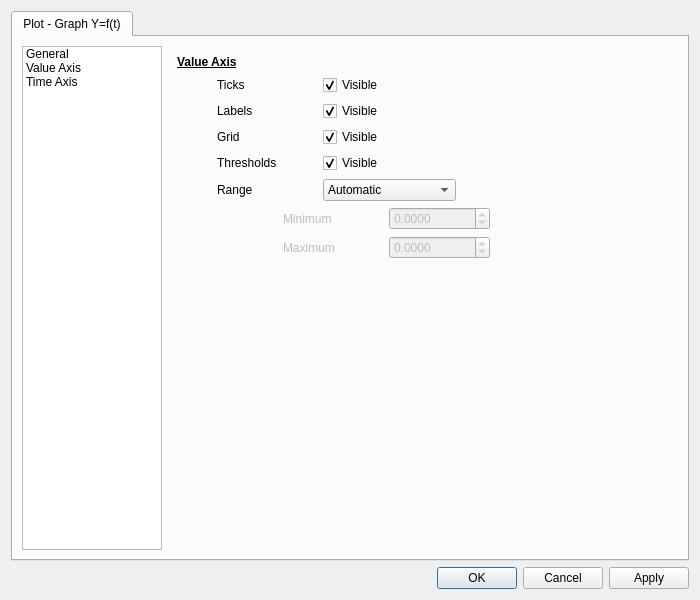
Old version of the form ui/element_editors/curves_time_editor.ui in the repository BrnSlr/CuteBoard.
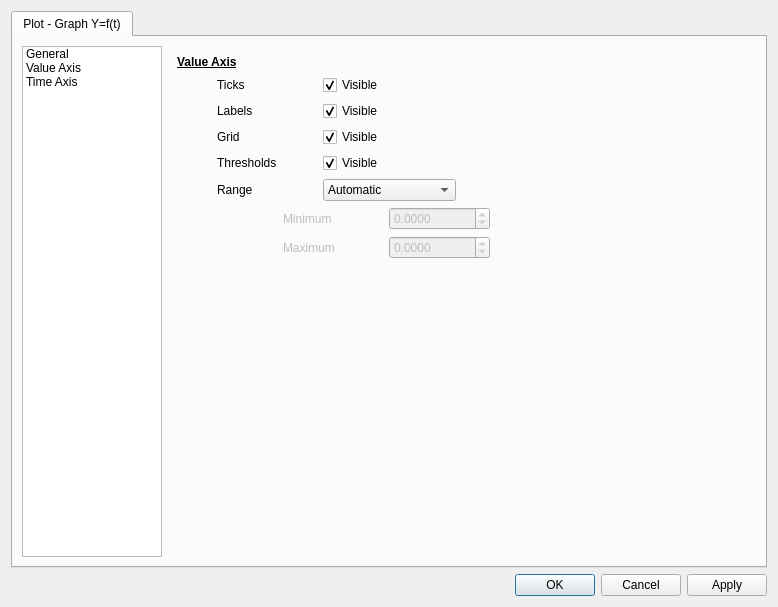
New version of the form.

The edit to the form file:
```diff
--- a/ui/element_editors/curves_time_editor.ui
+++ b/ui/element_editors/curves_time_editor.ui
@@ -6,10 +6,16 @@
    <rect>
     <x>0</x>
     <y>0</y>
-    <width>700</width>
-    <height>600</height>
+    <width>778</width>
+    <height>607</height>
    </rect>
   </property>
+  <property name="minimumSize">
+   <size>
+    <width>750</width>
+    <height>550</height>
+   </size>
+  </property>
   <property name="windowTitle">
    <string>Curves Time</string>
   </property>
```
